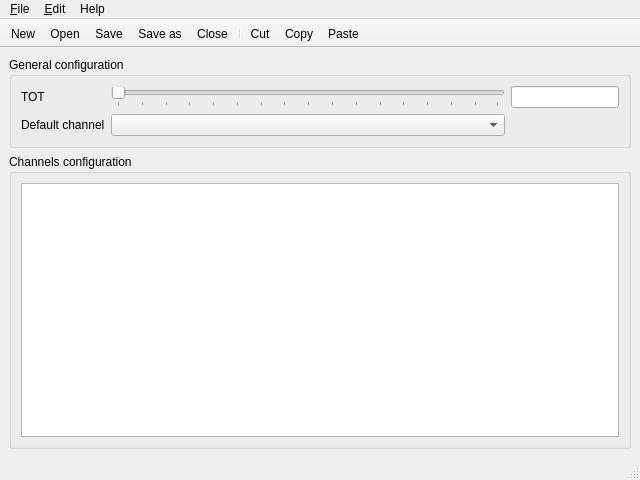
The window that src/windows/mainwindow.ui (sardylan/qfm1000) describes before a commit, drawn with Qt 5.
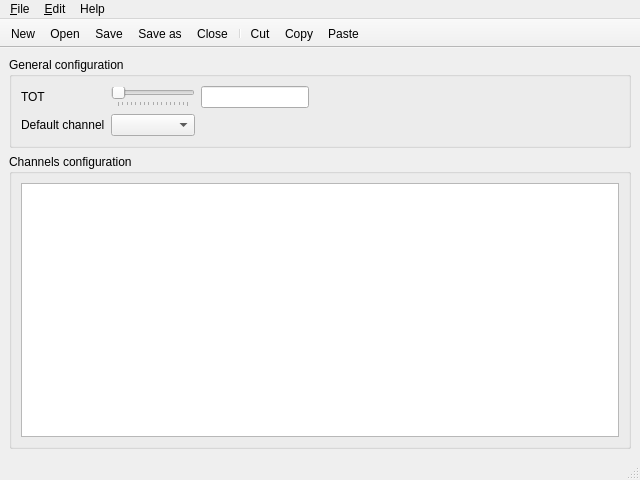
The same window after the commit. Icons and pictures are not drawn.

Patch:
```diff
--- a/src/windows/mainwindow.ui
+++ b/src/windows/mainwindow.ui
@@ -20,14 +20,7 @@
       <property name="title">
        <string>General configuration</string>
       </property>
-      <layout class="QGridLayout" name="gridLayout" columnstretch="0,1,0,0">
-       <item row="1" column="0">
-        <widget class="QLabel" name="defaultChannelLabel">
-         <property name="text">
-          <string>Default channel</string>
-         </property>
-        </widget>
-       </item>
+      <layout class="QGridLayout" name="gridLayout" columnstretch="0,0,0,1">
        <item row="0" column="0">
         <widget class="QLabel" name="totLabel">
          <property name="text">
@@ -37,6 +30,12 @@
        </item>
        <item row="0" column="1">
         <widget class="QSlider" name="totSlider">
+         <property name="minimumSize">
+          <size>
+           <width>0</width>
+           <height>0</height>
+          </size>
+         </property>
          <property name="maximum">
           <number>255</number>
          </property>
@@ -51,15 +50,39 @@
          </property>
         </widget>
        </item>
-       <item row="0" column="2" colspan="2">
+       <item row="0" column="2">
         <widget class="QLineEdit" name="totText">
          <property name="readOnly">
           <bool>true</bool>
          </property>
         </widget>
        </item>
+       <item row="0" column="3">
+        <spacer name="horizontalSpacer">
+         <property name="orientation">
+          <enum>Qt::Horizontal</enum>
+         </property>
+         <property name="sizeHint" stdset="0">
+          <size>
+           <width>40</width>
+           <height>20</height>
+          </size>
+         </property>
+        </spacer>
+       </item>
+       <item row="1" column="0">
+        <widget class="QLabel" name="defaultChannelLabel">
+         <property name="text">
+          <string>Default channel</string>
+         </property>
+        </widget>
+       </item>
        <item row="1" column="1">
-        <widget class="QComboBox" name="defaultChannelComboBox"/>
+        <widget class="QComboBox" name="defaultChannelComboBox">
+         <property name="sizeAdjustPolicy">
+          <enum>QComboBox::AdjustToMinimumContentsLength</enum>
+         </property>
+        </widget>
        </item>
       </layout>
      </widget>
```
Left out of the diff: 2 changed lines with no effect on the pictures.
